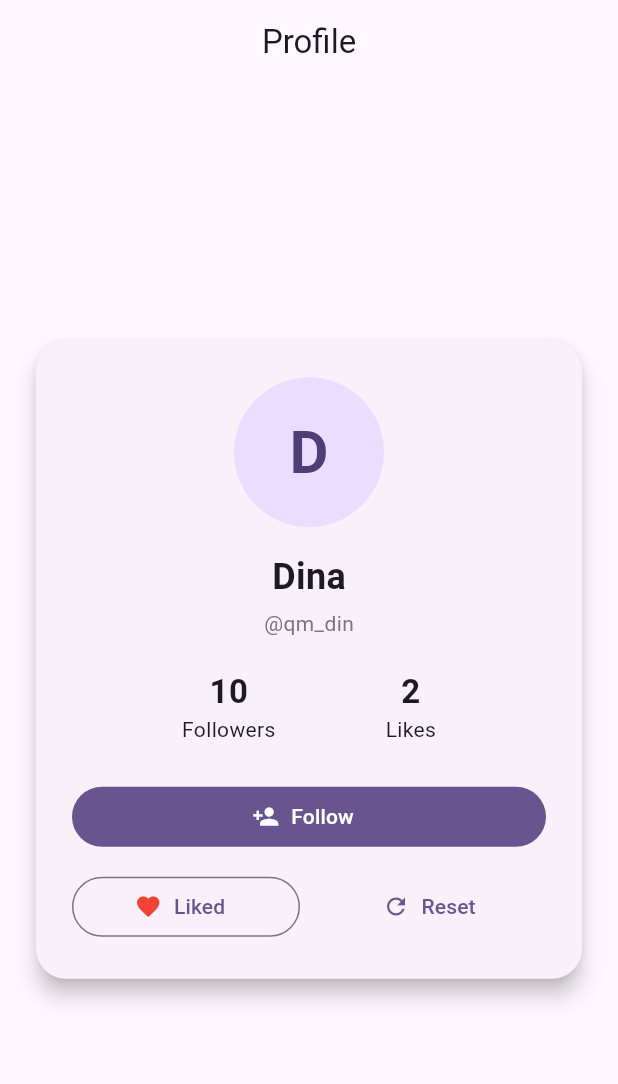
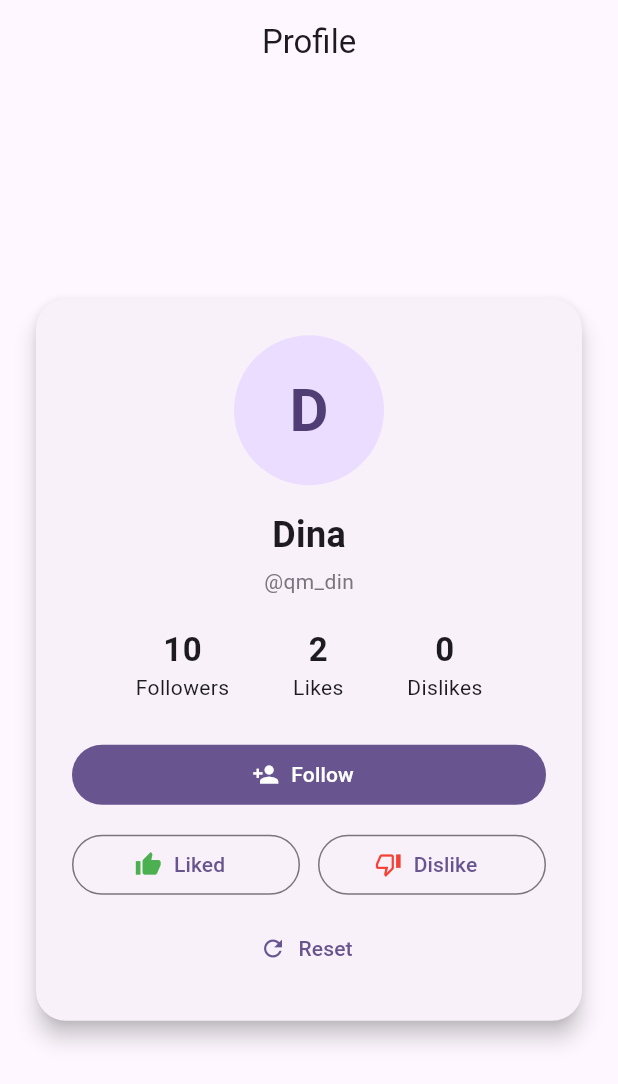
Before and after one commit to Dina-45/ios-course, a Flutter app: the screen it shows after launch, after a tap on "Like", on a phone screen of 412 x 824 dp. Shown: the top 1084 px of the screen. Run offline on Flutter 3.47's test engine with Material 3 defaults, Android fonts, the light colour scheme and no system bars.

Commit message:
Update main.dart

```diff
--- a/lw4/lib/main.dart
+++ b/lw4/lib/main.dart
@@ -28,11 +28,14 @@ class ProfileScreen extends StatefulWidget {
 
 class _ProfileScreenState extends State<ProfileScreen> {
   static const int _defaultLikes = 1;
+  static const int _defaultDislikes = 0;
   static const int _defaultFollowers = 10;
 
   bool isFollowing = false;
   bool isLiked = false;
+  bool isDisliked = false;
   int likes = _defaultLikes;
+  int dislikes = _defaultDislikes;
   int followers = _defaultFollowers;
 
   void _toggleFollow() {
@@ -44,8 +47,33 @@ class _ProfileScreenState extends State<ProfileScreen> {
 
   void _toggleLike() {
     setState(() {
-      isLiked = !isLiked;
-      likes += isLiked ? 1 : -1;
+      if (isLiked) {
+        isLiked = false;
+        likes--;
+      } else {
+        isLiked = true;
+        likes++;
+        if (isDisliked) {
+          isDisliked = false;
+          dislikes--;
+        }
+      }
+    });
+  }
+
+  void _toggleDislike() {
+    setState(() {
+      if (isDisliked) {
+        isDisliked = false;
+        dislikes--;
+      } else {
+        isDisliked = true;
+        dislikes++;
+        if (isLiked) {
+          isLiked = false;
+          likes--;
+        }
+      }
     });
   }
 
@@ -53,7 +81,9 @@ class _ProfileScreenState extends State<ProfileScreen> {
     setState(() {
       isFollowing = false;
       isLiked = false;
+      isDisliked = false;
       likes = _defaultLikes;
+      dislikes = _defaultDislikes;
       followers = _defaultFollowers;
     });
   }
@@ -92,7 +122,6 @@ class _ProfileScreenState extends State<ProfileScreen> {
                   ),
                 ),
                 const SizedBox(height: 16),
-
                 const Text(
                   'Dina',
                   style: TextStyle(fontSize: 24, fontWeight: FontWeight.bold),
@@ -103,12 +132,12 @@ class _ProfileScreenState extends State<ProfileScreen> {
                   style: TextStyle(color: colors.outline),
                 ),
                 const SizedBox(height: 20),
-
                 Row(
                   mainAxisAlignment: MainAxisAlignment.spaceEvenly,
                   children: [
                     _StatItem(label: 'Followers', value: followers),
                     _StatItem(label: 'Likes', value: likes),
+                    _StatItem(label: 'Dislikes', value: dislikes),
                   ],
                 ),
                 const SizedBox(height: 24),
@@ -127,28 +156,41 @@ class _ProfileScreenState extends State<ProfileScreen> {
                         ),
                 ),
                 const SizedBox(height: 12),
-
                 Row(
                   children: [
                     Expanded(
                       child: OutlinedButton.icon(
                         onPressed: _toggleLike,
                         icon: Icon(
-                          isLiked ? Icons.favorite : Icons.favorite_border,
-                          color: isLiked ? Colors.red : null,
+                          isLiked ? Icons.thumb_up : Icons.thumb_up_outlined,
+                          color: Colors.green,
                         ),
                         label: Text(isLiked ? 'Liked' : 'Like'),
                       ),
                     ),
                     const SizedBox(width: 12),
                     Expanded(
-                      child: TextButton.icon(
-                        onPressed: _reset,
-                        icon: const Icon(Icons.refresh),
-                        label: const Text('Reset'),
+                      child: OutlinedButton.icon(
+                        onPressed: _toggleDislike,
+                        icon: Icon(
+                          isDisliked
+                              ? Icons.thumb_down
+                              : Icons.thumb_down_outlined,
+                          color: Colors.red,
+                        ),
+                        label: Text(isDisliked ? 'Disliked' : 'Dislike'),
                       ),
                     ),
                   ],
+                ),
+                const SizedBox(height: 8),
+                SizedBox(
+                  width: double.infinity,
+                  child: TextButton.icon(
+                    onPressed: _reset,
+                    icon: const Icon(Icons.refresh),
+                    label: const Text('Reset'),
+                  ),
                 ),
               ],
             ),
```
